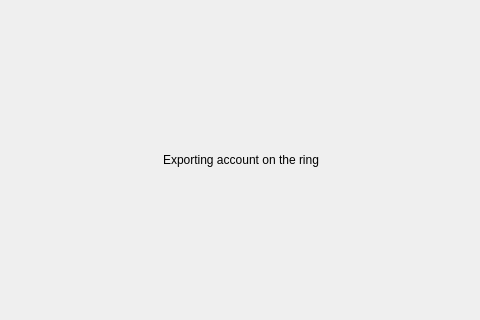
First picture: the form in linkdevwidget.ui, repository savoirfairelinux/jami-client-windows, before the edit; both pictures show x 118 to 598 and y 216 to 536 of the 744 by 848 pixel window.
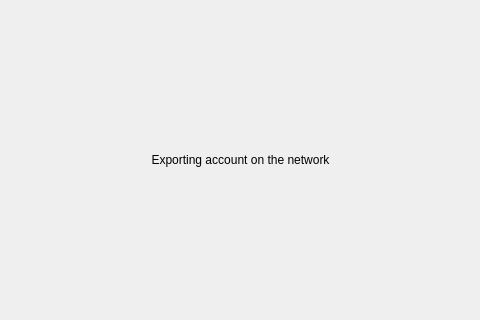
Second picture: the form after the edit. The open tabs and pages were chosen to show the change.

Commit message: ui: change name from Ring to Jami

Diff of the .ui file:
```diff
--- a/linkdevwidget.ui
+++ b/linkdevwidget.ui
@@ -320,7 +320,7 @@
               <item>
                <widget class="QLabel" name="label_3">
                 <property name="text">
-                 <string>Exporting account on the ring</string>
+                 <string>Exporting account on the network</string>
                 </property>
                 <property name="alignment">
                  <set>Qt::AlignCenter</set>
```
The commit also changes 32 other files.
